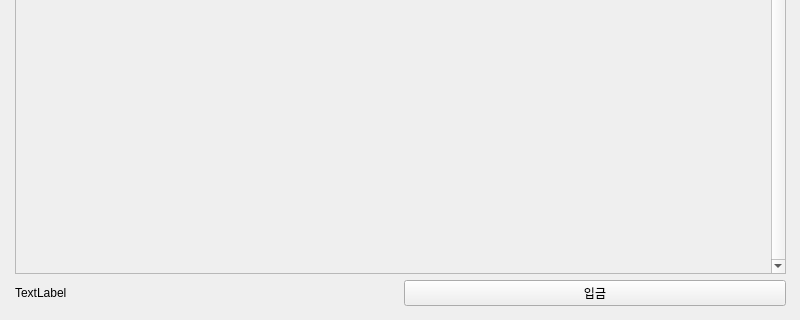
This is vendingmachine.ui in cjmin1233/QtVendingMachine as Qt 5 draws it before an edit; both pictures show x 0 to 800 and y 280 to 600 of the 800 by 600 pixel window. The edited form follows.
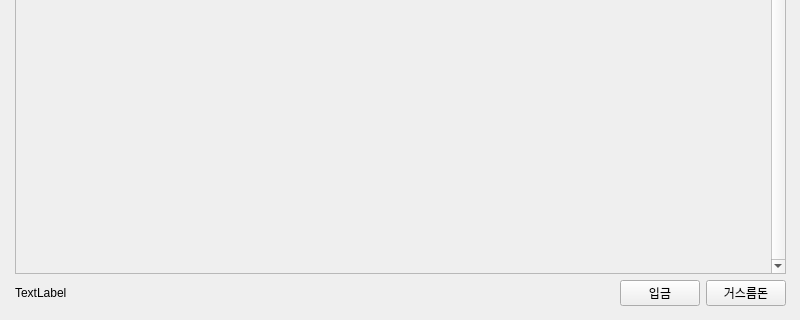
This is the edited form.

Commit message: 거스름돈 기능 구현 - 입금 + 거스름돈 -> cashFlow 통합. - 코드 정리.

What changed in the file:
```diff
--- a/vendingmachine.ui
+++ b/vendingmachine.ui
@@ -89,6 +89,22 @@
         </property>
        </widget>
       </item>
+      <item>
+       <spacer name="horizontalSpacer">
+        <property name="orientation">
+         <enum>Qt::Horizontal</enum>
+        </property>
+        <property name="sizeType">
+         <enum>QSizePolicy::Expanding</enum>
+        </property>
+        <property name="sizeHint" stdset="0">
+         <size>
+          <width>40</width>
+          <height>20</height>
+         </size>
+        </property>
+       </spacer>
+      </item>
       <item>
        <widget class="QPushButton" name="btnDeposit">
         <property name="text">
@@ -96,6 +112,13 @@
         </property>
        </widget>
       </item>
+      <item>
+       <widget class="QPushButton" name="btnChange">
+        <property name="text">
+         <string>거스름돈</string>
+        </property>
+       </widget>
+      </item>
      </layout>
     </item>
    </layout>
```
The commit also changes 2 other files.
